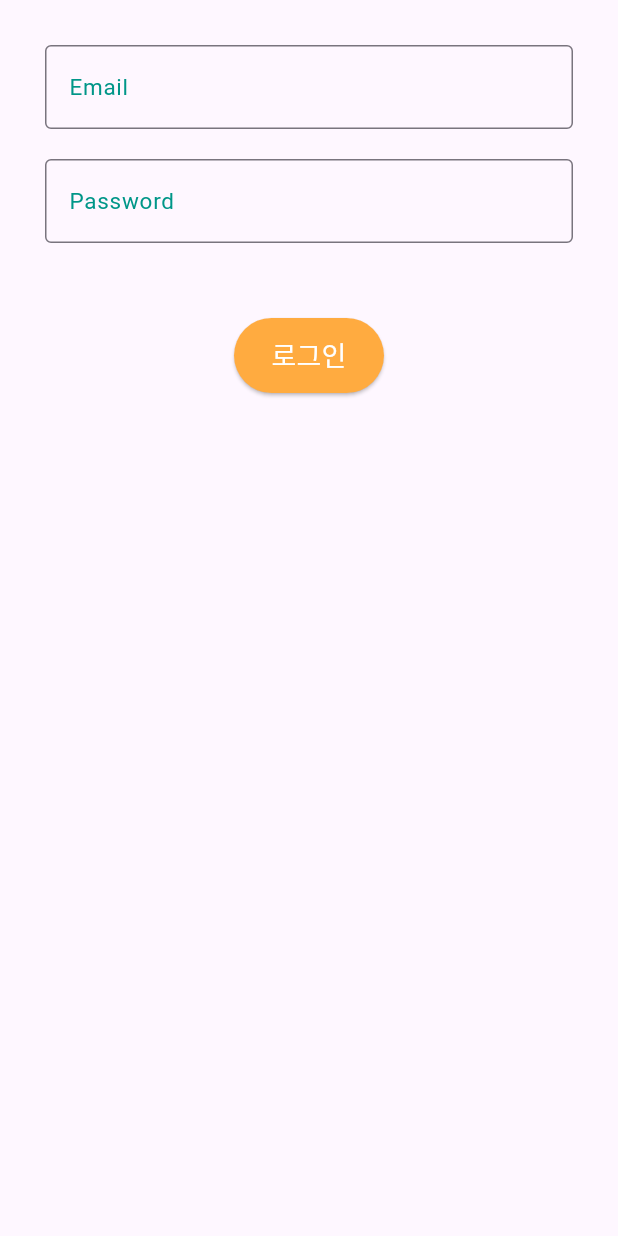
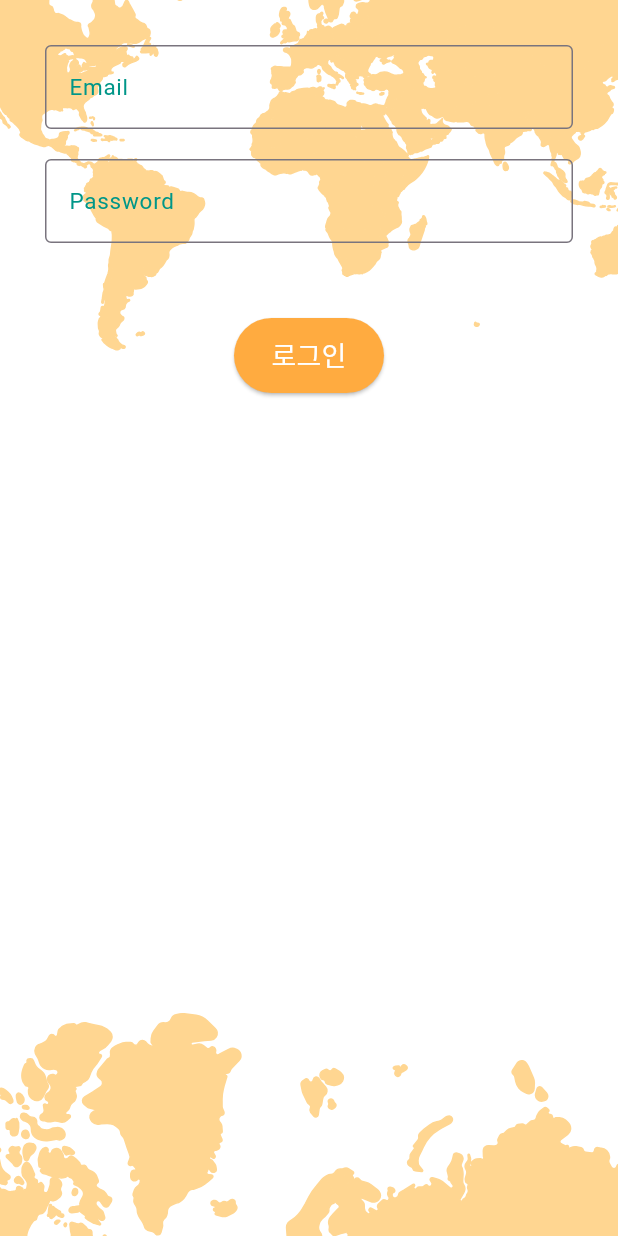
Before and after one commit to GDSC-DGU/2024-SolutionChallenge-InGlo-client, a Flutter app: the LoginPage screen opened directly, on a phone screen of 412 x 824 dp. Run offline on Flutter 3.47's test engine with Material 3 defaults, Android fonts, the phone set to English and light mode, and no system bars; our stand-ins replace flutter_svg, flutter_svg_provider.

Commit message:
FEAT: svg, png/jpg 이미지 파일 가져오기 추가, 배경 이미지 추가

```diff
--- a/lib/main.dart
+++ b/lib/main.dart
@@ -1,4 +1,5 @@
 import 'package:flutter/material.dart';
+import 'screens/signin/signin.dart';
 import 'models/appbar/appbar.dart';
 
 void main() => runApp(MyApp());
@@ -22,7 +23,7 @@ class _MainScreenState extends State<MainScreen> {
 
   // 각 탭에 해당하는 페이지 위젯
   final List<Widget> _pages = [
-    HomePage(),
+    LoginPage(),
     NotificationsPage(),
     MessagesPage(),
     MessagesPage(),
--- a/lib/screens/signin/signin.dart
+++ b/lib/screens/signin/signin.dart
@@ -1,11 +1,25 @@
 import 'package:flutter/material.dart';
+import 'package:flutter_svg_provider/flutter_svg_provider.dart';
 
 // LoginPage 클래스 예시
 class LoginPage extends StatelessWidget {
   @override
   Widget build(BuildContext context) {
     // Using Scaffold as the base widget for the page layout.
-    return Scaffold(
+    return Container(
+      // 배경 이미지를 넣기 위해 Scaffold를 Container로 감싸준다.
+      decoration: BoxDecoration(
+        image: DecorationImage(
+          repeat: ImageRepeat.noRepeat,
+          image: Svg(
+            'assets/image/background/background.svg',
+            // size: Size(10, 10), // size 지정 하던 안 하던 동일하다.
+          ),
+        )
+      ),
+      child: Scaffold(
+        // 배경 이미지를 위해 Scaffold의 배경색을 투명으로 한다.
+        backgroundColor: Colors.transparent,
         // Utilizing SingleChildScrollView to ensure the page is scrollable when the keyboard appears.
         body: SingleChildScrollView(
           child: Padding(
@@ -63,6 +77,7 @@ class LoginPage extends StatelessWidget {
             ),
           ),
         ),
+      ),
     );
   }
 }
--- a/pubspec.yaml
+++ b/pubspec.yaml
@@ -16,7 +16,8 @@ dependencies:
     sdk: flutter
 # 2024 2 3 기준 version
   cupertino_icons: ^1.0.2
-  flutter_svg: ^2.0.9
+  flutter_svg: ^2.0.9 # svg icon으로 사용
+  flutter_svg_provider: ^1.0.7 # svg backgorund image로 사용
 
 dev_dependencies:
   flutter_test:
@@ -29,3 +30,4 @@ flutter:
 
   assets:
     - assets/icon/navigation/
+    - assets/image/background/
```
Also changed, not shown: assets/image/background/background.svg (added), pubspec.lock. Lines whose indentation alone changed are shown as unchanged.
